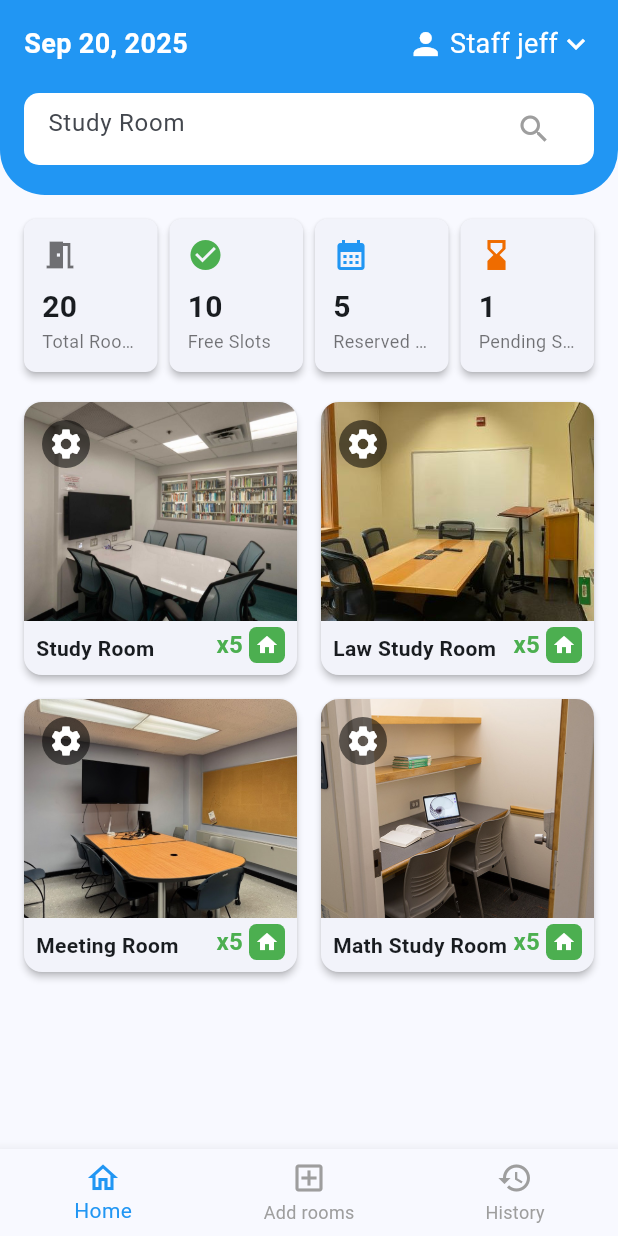
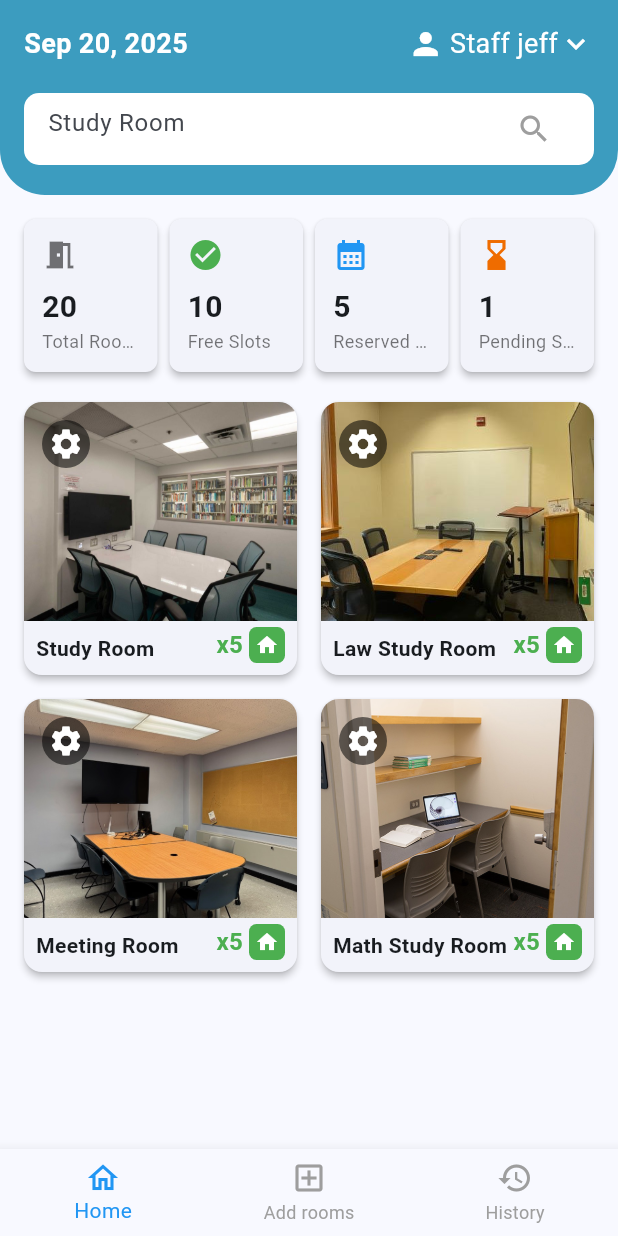
Before and after one commit to Luwen233/group_project, a Flutter app: the screen it shows after launch, on a phone screen of 412 x 824 dp. Run offline on Flutter 3.47's test engine with Material 3 defaults, Android fonts, the phone set to English and light mode, and no system bars.

Commit message:
change topbar's color

```diff
--- a/project_br/lib/staff/pages/home_page.dart
+++ b/project_br/lib/staff/pages/home_page.dart
@@ -117,7 +117,7 @@ class HomePage extends StatelessWidget {
         bottom: 20,
       ),
       decoration: BoxDecoration(
-        color: Colors.blue.shade500, // Header background color
+        color: Color(0xff3C9CBF), // Header background color
         borderRadius: const BorderRadius.only(
           bottomLeft: Radius.circular(30),
           bottomRight: Radius.circular(30),
```
